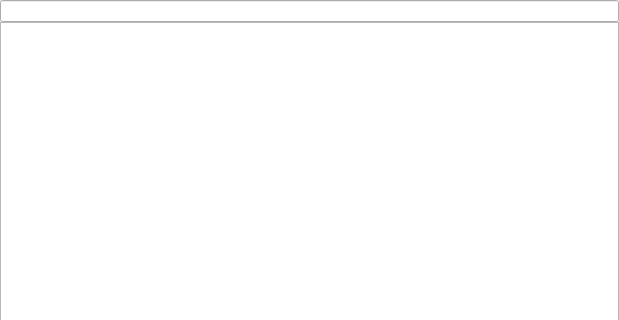
Old version of the form uis/flow/editor/settings/shortcuts_settings_widget.ui in the repository AdamMinge/pillar_app; both pictures show x 0 to 619 and y 0 to 320 of the 619 by 503 pixel window.
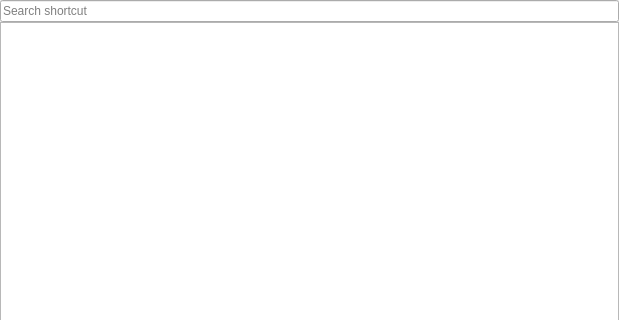
New version of the form.

```diff
--- a/uis/flow/editor/settings/shortcuts_settings_widget.ui
+++ b/uis/flow/editor/settings/shortcuts_settings_widget.ui
@@ -30,7 +30,11 @@
     <number>0</number>
    </property>
    <item>
-    <widget class="QLineEdit" name="m_shortcuts_search"/>
+    <widget class="QLineEdit" name="m_shortcuts_search">
+     <property name="placeholderText">
+      <string>Search shortcut</string>
+     </property>
+    </widget>
    </item>
    <item>
     <widget class="QTableView" name="m_shortcuts_table">
```
